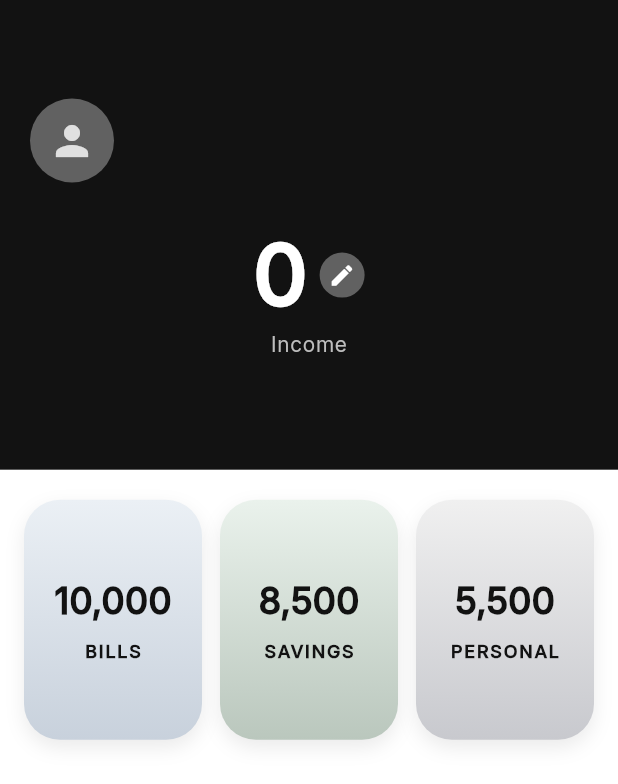
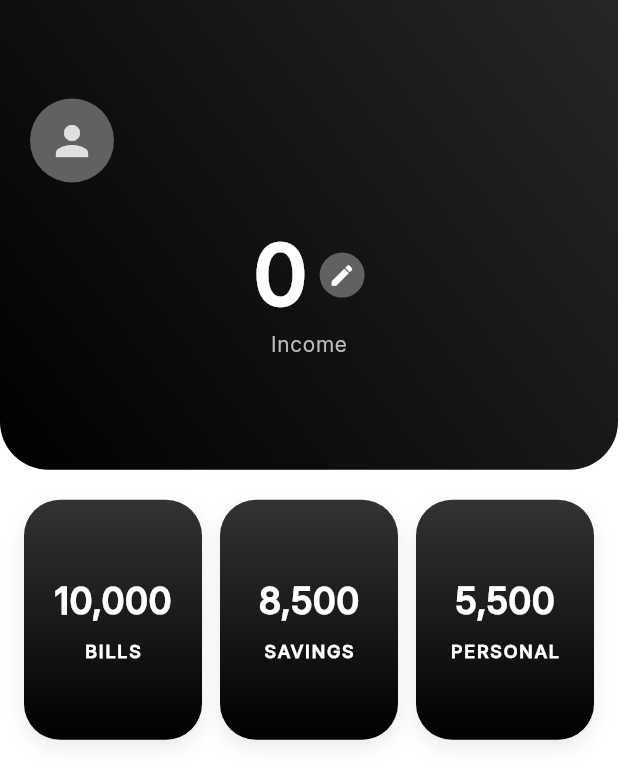
Before and after one commit to wbcjep0108/Journey-To-Balance, a Flutter app: the HomePage screen opened directly, on a phone screen of 412 x 824 dp. Shown: the top 784 px of the screen. Run offline on Flutter 3.47's test engine with Material 3 defaults, Android fonts, the phone set to English and light mode, and no system bars; our stand-ins replace firebase_auth, firebase_core, google_sign_in; accounts and stored records are empty.

Commit message:
enhanced logo, enhanced features

```diff
--- a/lib/screens/auth/login_screen.dart
+++ b/lib/screens/auth/login_screen.dart
@@ -8,7 +8,7 @@ class LoginScreen extends StatelessWidget {
   @override
   Widget build(BuildContext context) {
     return Scaffold(
-      backgroundColor: const Color(0xFF121212),
+      backgroundColor: const Color.fromARGB(255, 255, 255, 255),
       body: Center(
         child: Padding(
           padding: const EdgeInsets.all(24),
@@ -27,7 +27,7 @@ class LoginScreen extends StatelessWidget {
                 style: TextStyle(
                   fontSize: 28,
                   fontWeight: FontWeight.bold,
-                  color: Color(0xFFF8F9FE),
+                  color: Color(0xFF000000),
                 ),
               ),
 
@@ -37,21 +37,26 @@ class LoginScreen extends StatelessWidget {
                     width: double.infinity,
                     height: 55,
                     child: ElevatedButton.icon(
+                      style: ElevatedButton.styleFrom(
+                        foregroundColor: const Color(0xFF121212),
+                        backgroundColor: Colors.white,
+                        shape: RoundedRectangleBorder(
+                          borderRadius: BorderRadius.circular(16),
+                        ),
+                      ),
                       icon: Image.asset(
                         'assets/images/google.png',
                         width: 24,
                       ),
-
                       label: const Text(
                         "Continue with Google",
                         style: TextStyle(
                           fontSize: 16,
-                    color: Color(0xFF121212),
+                          color: Colors.black,
                         ),
                       ),
                       onPressed: () async {
-                    final user =
-                        await AuthService().signInWithGoogle();
+                        final user = await AuthService().signInWithGoogle();
 
                         if (user != null && context.mounted) {
                           Navigator.pushReplacement(
--- a/lib/screens/home/home_page.dart
+++ b/lib/screens/home/home_page.dart
@@ -65,10 +65,23 @@ class _HomePageState extends State<HomePage> {
         child: Column(
           children: [
             // ===== HEADER SECTION (35-40% of screen) =====
-            Container(
+           Container(
               height: headerHeight,
-              color: const Color(0xFF121212),
               padding: const EdgeInsets.symmetric(horizontal: 20, vertical: 24),
+              decoration: const BoxDecoration(
+                gradient: LinearGradient(
+                  begin: Alignment.topRight,
+                  end: Alignment.bottomLeft,
+                  colors: [
+                    Color(0xFF262626),
+                    Color(0xFF000000),
+                  ],
+                ),
+                borderRadius: BorderRadius.only(
+                  bottomLeft: Radius.circular(32),
+                  bottomRight: Radius.circular(32),
+                ),
+              ),
               child: Column(
                 mainAxisAlignment: MainAxisAlignment.spaceBetween,
                 crossAxisAlignment: CrossAxisAlignment.start,
@@ -100,7 +113,7 @@ class _HomePageState extends State<HomePage> {
                           Text(
                             user?.displayName ?? 'User',
                             style: const TextStyle(
-                              fontSize: 18,
+                              fontSize: 14,
                               fontWeight: FontWeight.w500,
                               color: Colors.white,
                             ),
@@ -109,7 +122,7 @@ class _HomePageState extends State<HomePage> {
                           Text(
                             user?.email ?? 'No email',
                             style: TextStyle(
-                              fontSize: 13,
+                              fontSize: 10,
                               color: Colors.grey[400],
                             ),
                             maxLines: 1,
@@ -120,7 +133,7 @@ class _HomePageState extends State<HomePage> {
                     ],
                   ),
 
-                  // Balance Section (Centered)
+                  // Balance Display with Edit Icon
                   Center(
                     child: Column(
                       children: [
@@ -187,8 +200,8 @@ class _HomePageState extends State<HomePage> {
                       amount: '10,000',
                       label: 'BILLS',
                       gradientColors: const [
-                        Color(0xFFEBF0F5),
-                        Color(0xFFC8D1DC),
+                        Color(0xFF333333),
+                        Color(0xFF000000),
                       ],
                     ),
                   ),
@@ -199,8 +212,8 @@ class _HomePageState extends State<HomePage> {
                       amount: '8,500',
                       label: 'SAVINGS',
                       gradientColors: const [
-                        Color(0xFFEAF2EC),
-                        Color(0xFFBAC7BD),
+                        Color(0xFF333333),
+                        Color(0xFF000000),
                       ],
                     ),
                   ),
@@ -211,8 +224,8 @@ class _HomePageState extends State<HomePage> {
                       amount: '5,500',
                       label: 'PERSONAL',
                       gradientColors: const [
-                        Color(0xFFF0F0F0),
-                        Color(0xFFC8C9CE),
+                        Color(0xFF333333),
+                        Color(0xFF000000),
                       ],
                     ),
                   ),
@@ -235,7 +248,6 @@ class _BuildGridCard extends StatelessWidget {
   final List<Color> gradientColors;
 
   const _BuildGridCard({
-    super.key,
     required this.amount,
     required this.label,
     required this.gradientColors,
@@ -269,7 +281,7 @@ class _BuildGridCard extends StatelessWidget {
               style: const TextStyle(
                 fontSize: 24,
                 fontWeight: FontWeight.bold,
-                color: Color(0xFF121212), // Dark text
+                color: Colors.white,
               ),
             ),
             const SizedBox(height: 8),
@@ -278,7 +290,7 @@ class _BuildGridCard extends StatelessWidget {
               style: const TextStyle(
                 fontSize: 12,
                 fontWeight: FontWeight.w700,
-                color: Color(0xFF121212), // Dark text
+                color: Colors.white,
                 letterSpacing: 1.2,
               ),
             ),
--- a/lib/screens/splash/splash_screen.dart
+++ b/lib/screens/splash/splash_screen.dart
@@ -44,7 +44,7 @@ class _SplashScreenState extends State<SplashScreen> {
   @override
   Widget build(BuildContext context) {
     return Scaffold(
-      backgroundColor: const Color(0xFF121212),
+      backgroundColor: const Color.fromARGB(255, 255, 255, 255),
       body: Center(
         child: Image.asset(
           'assets/images/logo.png',
```
Also changed, not shown: assets/images/google.png, assets/images/logo.png, 26 other files. Lines whose indentation alone changed are shown as unchanged.
